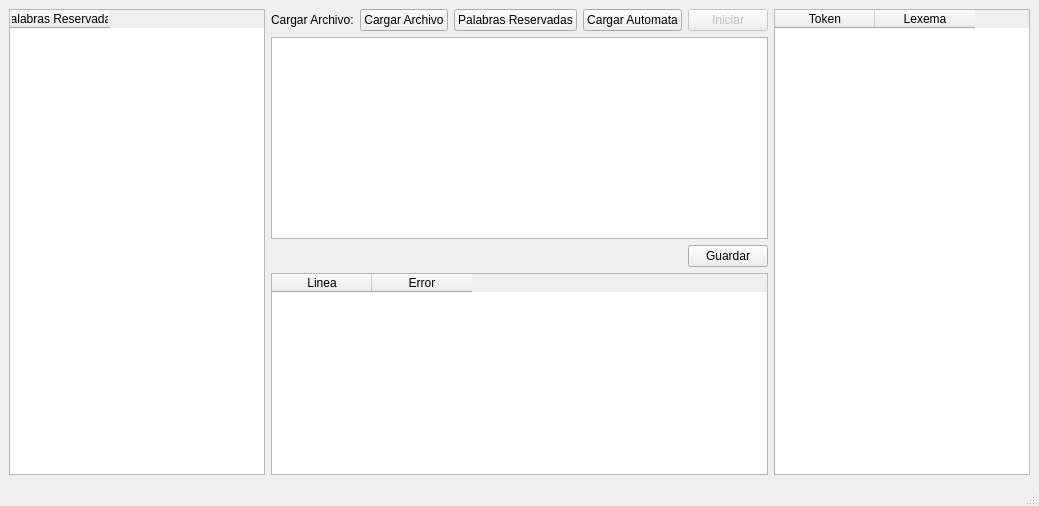
JoelPatricio/Analizador-Lexico, file ventana2.ui: the form before one commit.
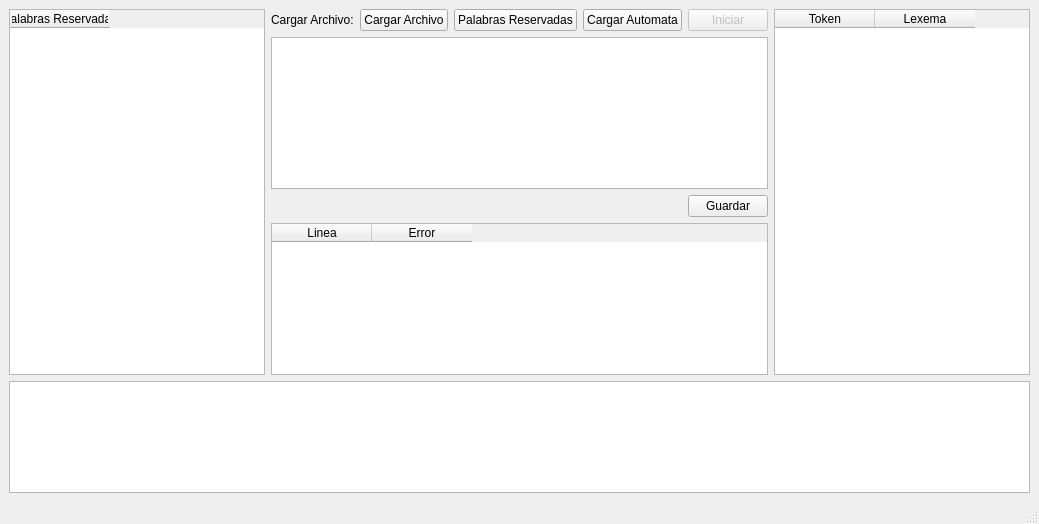
The form after the commit.

Patch:
```diff
--- a/ventana2.ui
+++ b/ventana2.ui
@@ -7,7 +7,7 @@
     <x>0</x>
     <y>0</y>
     <width>1023</width>
-    <height>506</height>
+    <height>524</height>
    </rect>
   </property>
   <property name="windowTitle">
@@ -212,6 +212,15 @@
       </item>
      </layout>
     </item>
+    <item row="1" column="0">
+     <widget class="QTextEdit" name="textEdit">
+      <property name="font">
+       <font>
+        <pointsize>12</pointsize>
+       </font>
+      </property>
+     </widget>
+    </item>
    </layout>
   </widget>
   <widget class="QMenuBar" name="menubar">
```
